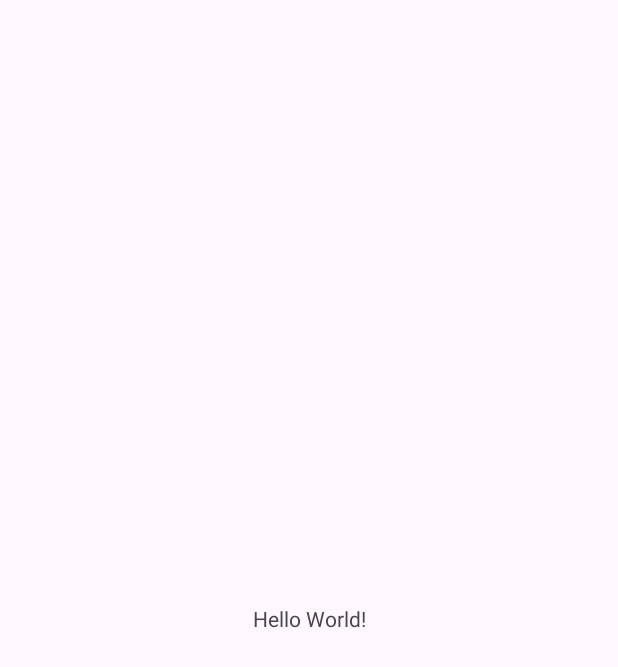
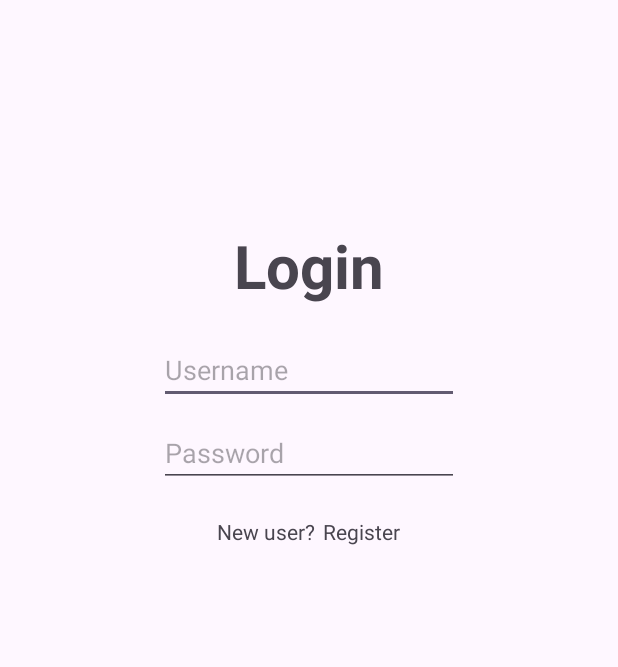
Before and after one commit to reyanshgupta/Cartor, an Android app: the screen it shows after launch (MainActivity), on a phone screen of 412 x 824 dp. Before the commit the part shown is almost empty. Shown: the top 667 px of the screen. Run offline under Robolectric (Android 15) with nearby library versions, the phone set to English and light mode, and no system bars.

Commit message:
loginbasic

```diff
--- a/app/src/main/AndroidManifest.xml
+++ b/app/src/main/AndroidManifest.xml
@@ -13,6 +13,9 @@
         android:theme="@style/Theme.Cartor"
         tools:targetApi="31">
         <activity
+            android:name=".RegisterPage"
+            android:exported="false" />
+        <activity
             android:name=".MainActivity"
             android:exported="true">
             <intent-filter>
--- a/app/src/main/java/com/example/cartor/MainActivity.java
+++ b/app/src/main/java/com/example/cartor/MainActivity.java
@@ -1,14 +1,32 @@
 package com.example.cartor;
 
 import androidx.appcompat.app.AppCompatActivity;
+import androidx.core.view.WindowCompat;
 
+import android.content.Intent;
 import android.os.Bundle;
+import android.view.View;
+import android.view.WindowManager;
+import android.widget.EditText;
+import android.widget.TextView;
 
 public class MainActivity extends AppCompatActivity {
+
+    EditText loginusername, loginpass;
+    TextView register;
 
     @Override
     protected void onCreate(Bundle savedInstanceState) {
         super.onCreate(savedInstanceState);
+        getWindow().setFlags(WindowManager.LayoutParams.FLAG_LAYOUT_NO_LIMITS,WindowManager.LayoutParams.FLAG_LAYOUT_NO_LIMITS); //make navbar transparent
         setContentView(R.layout.activity_main);
+        register = findViewById(R.id.register);
+        register.setOnClickListener(new View.OnClickListener() {
+            @Override
+            public void onClick(View view) {
+                Intent i = new Intent(MainActivity.this, RegisterPage.class);
+                startActivity(i);
+            }
+        });
     }
 }
--- a/app/src/main/res/layout/activity_main.xml
+++ b/app/src/main/res/layout/activity_main.xml
@@ -1,5 +1,5 @@
 <?xml version="1.0" encoding="utf-8"?>
-<androidx.constraintlayout.widget.ConstraintLayout xmlns:android="http://schemas.android.com/apk/res/android"
+<RelativeLayout xmlns:android="http://schemas.android.com/apk/res/android"
     xmlns:app="http://schemas.android.com/apk/res-auto"
     xmlns:tools="http://schemas.android.com/tools"
     android:layout_width="match_parent"
@@ -9,10 +9,54 @@
     <TextView
         android:layout_width="wrap_content"
         android:layout_height="wrap_content"
-        android:text="Hello World!"
-        app:layout_constraintBottom_toBottomOf="parent"
-        app:layout_constraintEnd_toEndOf="parent"
-        app:layout_constraintStart_toStartOf="parent"
-        app:layout_constraintTop_toTopOf="parent" />
+        android:id="@+id/logintv"
+        android:text="Login"
+        android:textSize="40sp"
+        android:textStyle="bold"
+        android:layout_marginTop="150dp"
+        android:layout_centerHorizontal="true"/>
 
-</androidx.constraintlayout.widget.ConstraintLayout>
+    <EditText
+        android:layout_width="200dp"
+        android:layout_height="45dp"
+        android:id="@+id/loginusername"
+        android:hint="Username"
+        android:layout_below="@id/logintv"
+        android:layout_centerHorizontal="true"
+        android:layout_marginTop="20dp"/>
+
+    <EditText
+        android:layout_width="200dp"
+        android:layout_height="45dp"
+        android:id="@+id/loginpass"
+        android:hint="Password"
+        android:layout_below="@id/loginusername"
+        android:layout_centerHorizontal="true"
+        android:layout_marginTop="10dp"/>
+<LinearLayout
+    android:layout_width="wrap_content"
+    android:layout_height="wrap_content"
+    android:orientation="horizontal"
+    android:layout_below="@id/loginpass"
+    android:layout_centerHorizontal="true"
+    android:layout_marginTop="20dp">
+
+    <TextView
+        android:layout_width="wrap_content"
+        android:layout_height="wrap_content"
+        android:id="@+id/newacc"
+        android:text="New user?"/>
+
+    <TextView
+        android:layout_width="wrap_content"
+        android:layout_height="wrap_content"
+        android:id="@+id/register"
+        android:text="Register"
+        android:layout_marginLeft="5dp"
+        android:clickable="true" /> <!--Make TextView clickable-->
+
+</LinearLayout>
+
+
+
+</RelativeLayout>
```
Also changed, not shown: app/src/main/java/com/example/cartor/RegisterPage.java (added, +16 -0 lines), app/src/main/res/layout/activity_register_page.xml (added, +16 -0 lines).
